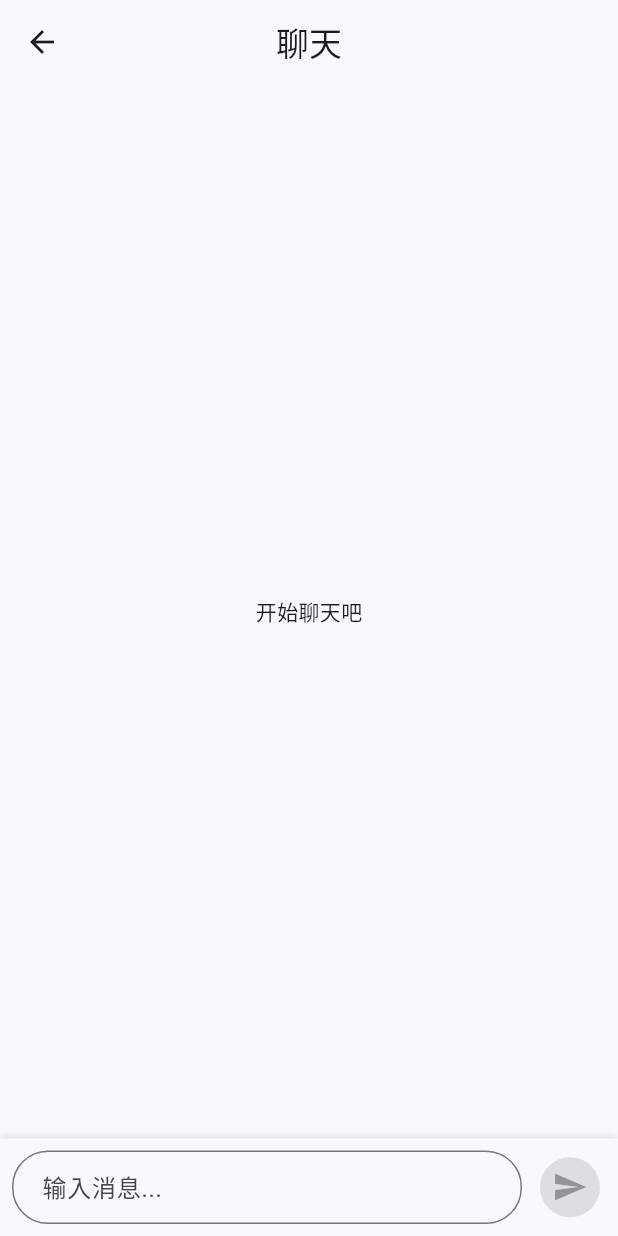
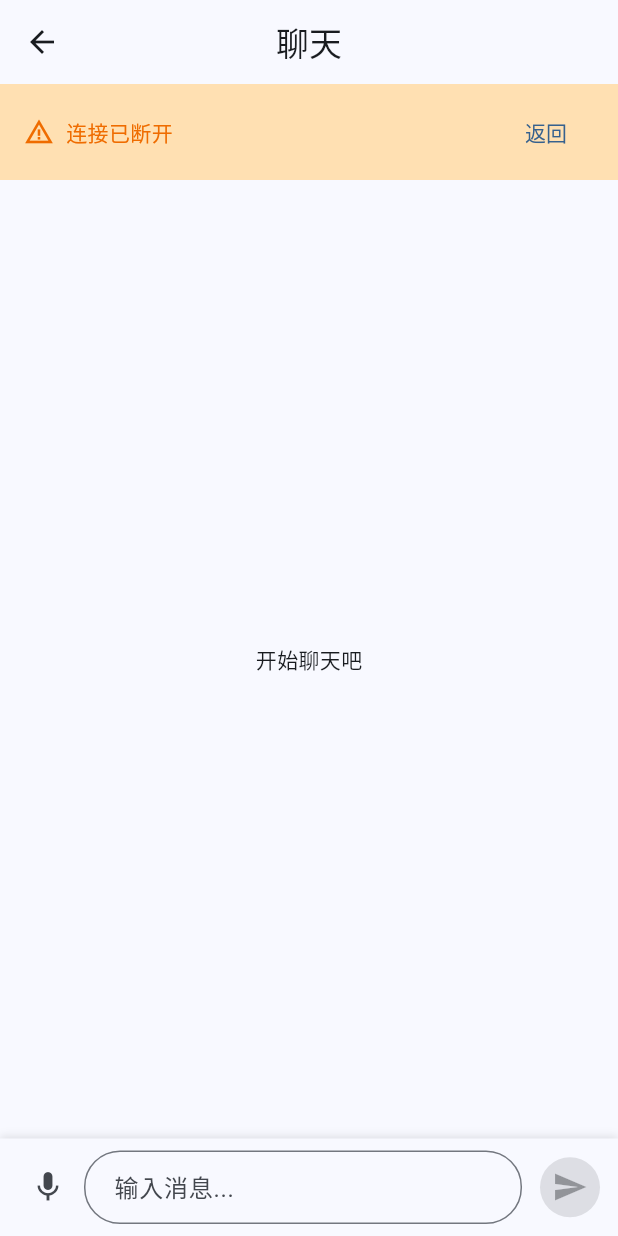
Before and after one commit to yuhengShii/off-chat, a Flutter app: the ChatScreen screen opened directly, on a phone screen of 412 x 824 dp. Run offline on Flutter 3.47's test engine with Material 3 defaults, Android fonts, the phone set to English and light mode, and no system bars; our stand-ins replace flutter_blue_plus.

Commit message:
feat: Phase 3 UI 完善
- ChatScreen: 添加断连警告横幅
- MessageInput: 添加语音消息预留按钮
- MessageBubble: 优化样式（阴影、颜色、间距）
- 更新 CLAUDE.md 开发进度

```diff
--- a/lib/screens/chat_screen.dart
+++ b/lib/screens/chat_screen.dart
@@ -1,5 +1,6 @@
 import 'package:flutter/material.dart';
 import 'package:provider/provider.dart';
+import '../models/ble_connection_state.dart';
 import '../providers/ble_provider.dart';
 import '../providers/chat_provider.dart';
 import '../widgets/message_bubble.dart';
@@ -64,6 +65,34 @@ class _ChatScreenState extends State<ChatScreen> {
       ),
       body: Column(
         children: [
+          Consumer<BleProvider>(
+            builder: (context, provider, child) {
+              if (!provider.isConnected && provider.connectionState != BleConnectionState.connecting) {
+                return Container(
+                  width: double.infinity,
+                  padding: const EdgeInsets.symmetric(vertical: 8, horizontal: 16),
+                  color: Colors.orange.shade100,
+                  child: Row(
+                    children: [
+                      Icon(Icons.warning_amber, color: Colors.orange.shade800, size: 20),
+                      const SizedBox(width: 8),
+                      Expanded(
+                        child: Text(
+                          '连接已断开',
+                          style: TextStyle(color: Colors.orange.shade800),
+                        ),
+                      ),
+                      TextButton(
+                        onPressed: () => Navigator.pop(context),
+                        child: const Text('返回'),
+                      ),
+                    ],
+                  ),
+                );
+              }
+              return const SizedBox.shrink();
+            },
+          ),
           Expanded(
             child: Consumer<ChatProvider>(
               builder: (context, chatProvider, child) {
--- a/lib/widgets/message_input.dart
+++ b/lib/widgets/message_input.dart
@@ -57,6 +57,18 @@ class _MessageInputState extends State<MessageInput> {
       child: SafeArea(
         child: Row(
           children: [
+            IconButton(
+              onPressed: () {
+                ScaffoldMessenger.of(context).showSnackBar(
+                  const SnackBar(
+                    content: Text('语音消息功能正在开发中'),
+                    duration: Duration(seconds: 1),
+                  ),
+                );
+              },
+              icon: const Icon(Icons.mic),
+              tooltip: '语音消息（预留）',
+            ),
             Expanded(
               child: TextField(
                 controller: _controller,
```
Also changed, not shown: lib/widgets/message_bubble.dart (+21 -13 lines), 2 other files.
